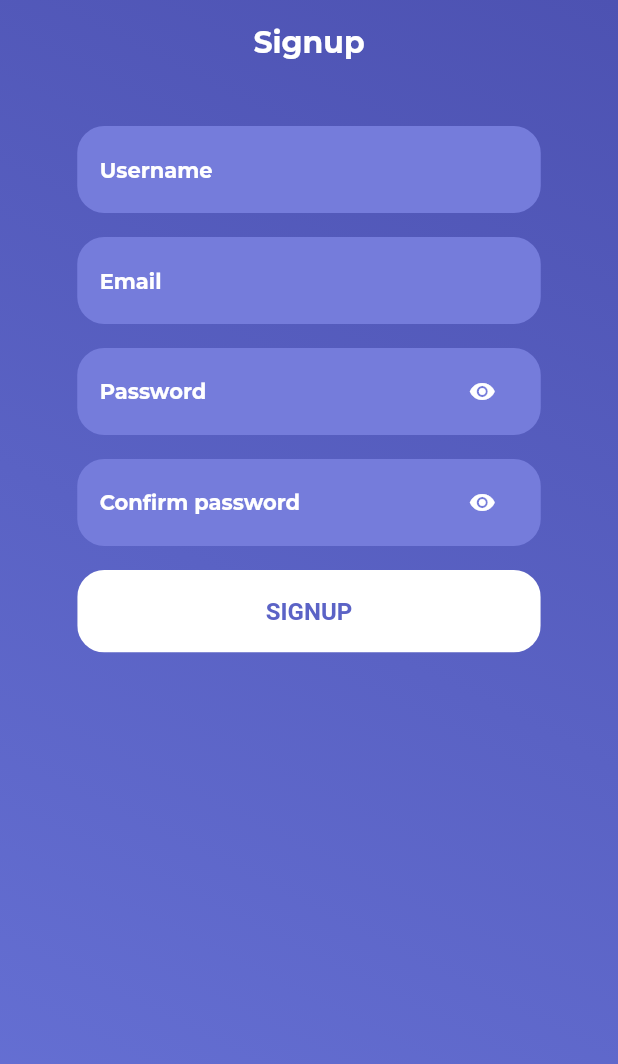
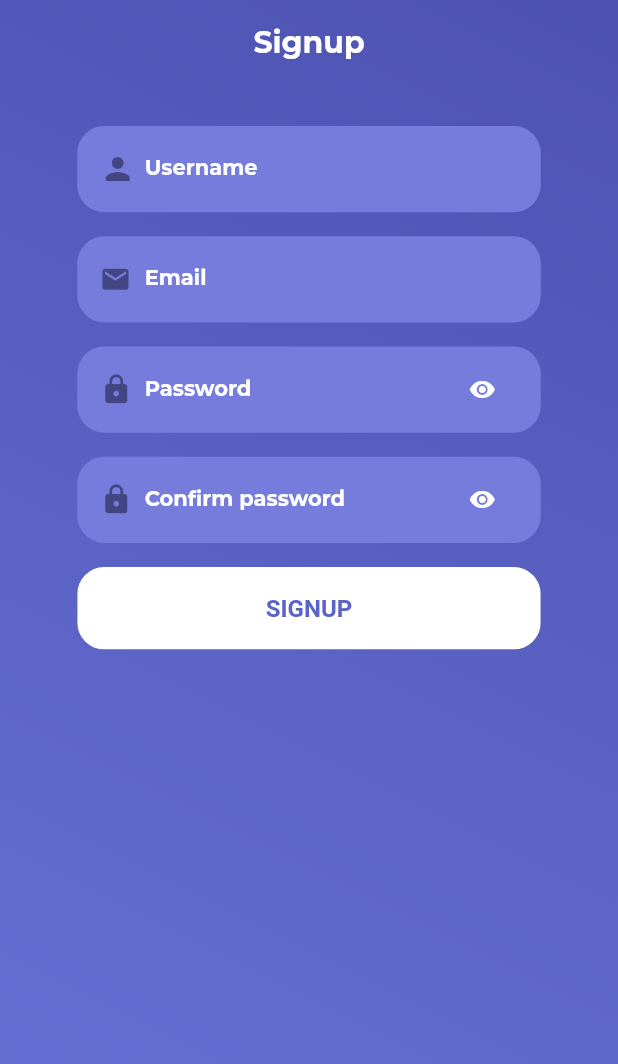
Before and after one commit to hipstertwix/skinstonks-mobile, a Flutter app: the SignupScreen screen opened directly, on a phone screen of 412 x 824 dp. Shown: the top 1064 px of the screen. Run offline on Flutter 3.47's test engine with Material 2 defaults, Android fonts, the phone set to English and light mode, and no system bars; our stand-ins replace flutter_secure_storage, flutter_spinkit, flutter_svg, google_fonts; accounts and stored records are empty; network calls fail.

Commit message:
Change register/login forms

```diff
--- a/lib/Screens/Login/components/login_form.dart
+++ b/lib/Screens/Login/components/login_form.dart
@@ -57,12 +57,12 @@ class _LoginFormState extends State<LoginForm> {
       child: Column(
         children: [
           RoundedInput(
-            hintText: "Username",
+            labelText: "Username",
             onchange: (value) {},
             controller: _username,
           ),
           PasswordField(
-            hintText: "Password",
+            labelText: "Password",
             onChanged: (value) {},
             controller: _password,
           ),
--- a/lib/Screens/Signup/components/register_form.dart
+++ b/lib/Screens/Signup/components/register_form.dart
@@ -40,19 +40,22 @@ class _RegisterFormState extends State<RegisterForm> {
       key: _formKey,
       child: Column(
         children: [
-          RoundedInput(hintText: "Username", onchange: (value) {}, controller: _username),
+          RoundedInput(labelText: "Username", onchange: (value) {}, controller: _username),
           RoundedInput(
-            hintText: "Email",
+            labelText: "Email",
+            icon: Icons.email,
+            iconSize: 21,
+            iconPadding: EdgeInsets.only(right: 9),
             onchange: (value) {},
             controller: _email,
           ),
           PasswordField(
-            hintText: "Password",
+            labelText: "Password",
             onChanged: (value) {},
             controller: _password,
           ),
           PasswordField(
-            hintText: "Confirm password",
+            labelText: "Confirm password",
             onChanged: (value) {},
             controller: _confirmPassword,
           ),
--- /dev/null
+++ b/lib/components/main_container.dart
@@ -0,0 +1,21 @@
+import 'package:flutter/material.dart';
+
+class MainContainer extends StatelessWidget {
+  final Widget child;
+  final Alignment alignment;
+
+  const MainContainer({Key? key, required this.alignment, required this.child}) : super(key: key);
+
+  @override
+  Widget build(BuildContext context) {
+    Size size = MediaQuery.of(context).size;
+    return Container(
+      width: double.infinity,
+      height: size.height,
+      child: Stack(
+        alignment: alignment,
+        children: <Widget>[child],
+      ),
+    );
+  }
+}
--- a/lib/components/password_input.dart
+++ b/lib/components/password_input.dart
@@ -1,13 +1,14 @@
 import 'package:flutter/material.dart';
+import 'package:skinstonks_mobile/constants.dart';
 import 'text_field_container.dart';
 
 class PasswordField extends StatelessWidget {
   final ValueChanged<String> onChanged;
-  final String hintText;
+  final String labelText;
   final TextEditingController controller;
 
   const PasswordField(
-      {Key? key, required this.onChanged, required this.hintText, required this.controller})
+      {Key? key, required this.onChanged, required this.labelText, required this.controller})
       : super(key: key);
 
   @override
@@ -30,14 +31,26 @@ class PasswordField extends StatelessWidget {
           enabledBorder: InputBorder.none,
           errorBorder: InputBorder.none,
           disabledBorder: InputBorder.none,
-            hintText: hintText,
-            hintStyle: textStyle,
+          labelText: labelText,
+          labelStyle: textStyle,
+          prefixIcon: Padding(
+            padding: EdgeInsets.only(right: 8),
+            child: Icon(
+              Icons.lock_rounded,
+              color: kPrimaryDarkColor,
+              size: 22,
+            ),
+          ),
+          prefixIconConstraints: BoxConstraints(
+            minWidth: 25,
+            minHeight: 25,
+          ),
           suffixIcon: Icon(
             Icons.visibility,
             color: Colors.white,
             size: 18,
           ),
-            contentPadding: EdgeInsets.fromLTRB(0, 15, 0, 0)),
+        ),
       ),
     );
   }
--- a/lib/components/rounded_input.dart
+++ b/lib/components/rounded_input.dart
@@ -1,14 +1,24 @@
 import 'package:flutter/material.dart';
+import 'package:skinstonks_mobile/constants.dart';
 import 'text_field_container.dart';
 
 class RoundedInput extends StatelessWidget {
-  final String hintText;
+  final String labelText;
+  final IconData icon;
+  final EdgeInsetsGeometry iconPadding;
+  final double iconSize;
   final ValueChanged<String> onchange;
   final TextEditingController controller;
 
-  const RoundedInput(
-      {Key? key, required this.hintText, required this.onchange, required this.controller})
-      : super(key: key);
+  const RoundedInput({
+    Key? key,
+    required this.labelText,
+    required this.onchange,
+    required this.controller,
+    this.icon = Icons.person,
+    this.iconPadding = const EdgeInsets.only(right: 6),
+    this.iconSize = 24,
+  }) : super(key: key);
 
   @override
   Widget build(BuildContext context) {
@@ -23,13 +33,25 @@ class RoundedInput extends StatelessWidget {
         controller: controller,
         style: textStyle,
         decoration: InputDecoration(
+          prefixIcon: Padding(
+            padding: iconPadding,
+            child: Icon(
+              icon,
+              color: kPrimaryDarkColor,
+              size: iconSize,
+            ),
+          ),
+          prefixIconConstraints: BoxConstraints(
+            minWidth: 25,
+            minHeight: 25,
+          ),
           border: InputBorder.none,
           focusedBorder: InputBorder.none,
           enabledBorder: InputBorder.none,
           errorBorder: InputBorder.none,
           disabledBorder: InputBorder.none,
-          hintText: hintText,
-          hintStyle: textStyle,
+          labelText: labelText,
+          labelStyle: textStyle,
         ),
       ),
     );
--- a/lib/components/text_field_container.dart
+++ b/lib/components/text_field_container.dart
@@ -13,7 +13,7 @@ class TextFieldContainer extends StatelessWidget {
       margin: EdgeInsets.symmetric(vertical: 8),
       width: size.width * 0.75,
       decoration: BoxDecoration(color: kPrimaryLightColor, borderRadius: BorderRadius.circular(18)),
-      padding: EdgeInsets.symmetric(horizontal: 15, vertical: 5),
+      padding: EdgeInsets.symmetric(horizontal: 15, vertical: 1),
       child: child,
     );
   }
--- a/lib/constants.dart
+++ b/lib/constants.dart
@@ -2,6 +2,7 @@ import 'package:flutter/material.dart';
 
 const kPrimaryColor = Color(0xFF5B63C6);
 const kPrimaryLightColor = Color(0xFF757CDB);
+const kPrimaryDarkColor = Color(0xFF434682);
 const kPrimaryHeadingColor = Color(0xFF282828);
 
 const kBackgroundBottomColor = Color(0xFF6772D6);
```
Lines whose indentation alone changed are shown as unchanged.
